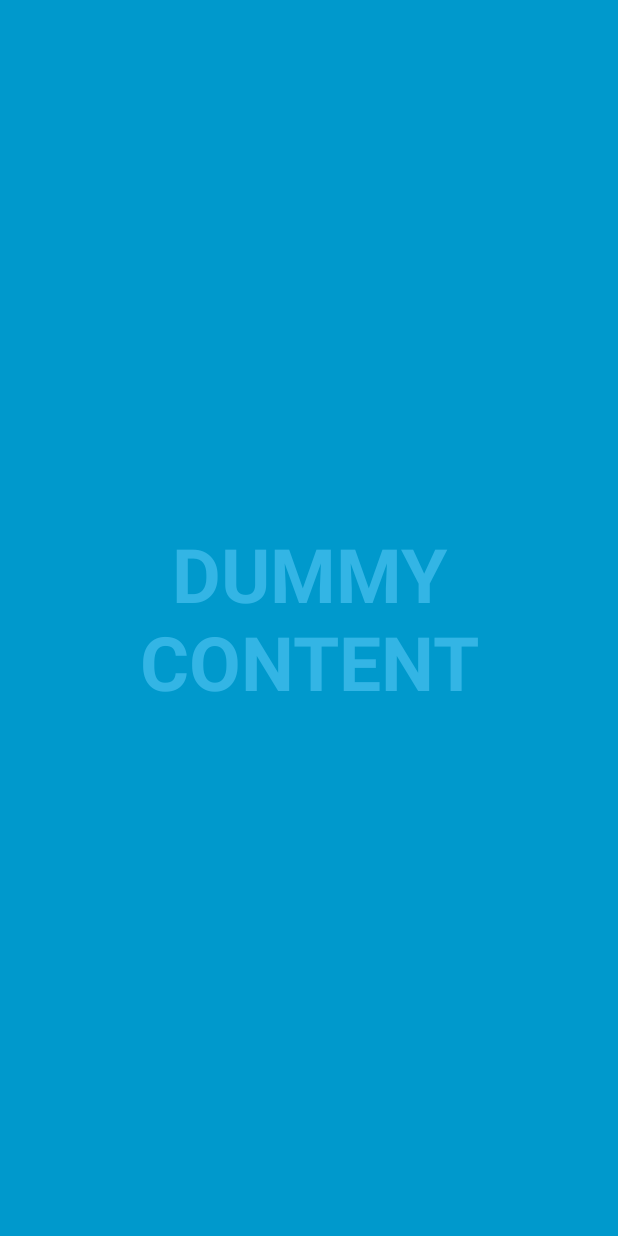
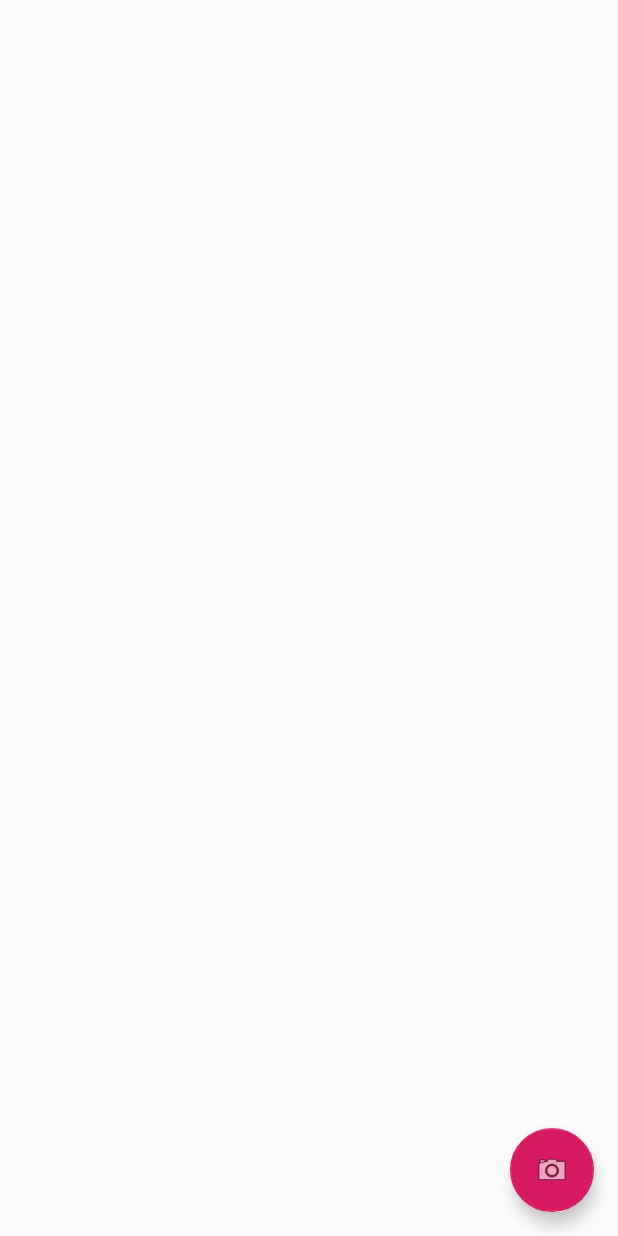
Before and after one commit to mpointner/Mobile_Face_Recognition, an Android app: the screen it shows after launch (FullscreenActivity before the commit, MainActivity after it), on a phone screen of 412 x 824 dp. Run offline under Robolectric (Android 15) with nearby library versions, the phone set to English and light mode, and no system bars.

Commit message:
Moved content from fullscreen activity to base activity type

```diff
--- a/app/build.gradle
+++ b/app/build.gradle
@@ -23,6 +23,8 @@ dependencies {
     implementation fileTree(dir: 'libs', include: ['*.jar'])
     implementation 'androidx.appcompat:appcompat:1.0.2'
     implementation 'androidx.legacy:legacy-support-v4:1.0.0'
+    implementation 'androidx.constraintlayout:constraintlayout:1.1.3'
+    implementation 'com.google.android.material:material:1.0.0'
     testImplementation 'junit:junit:4.12'
     androidTestImplementation 'androidx.test.ext:junit:1.1.0'
     androidTestImplementation 'androidx.test.espresso:espresso-core:3.1.1'
--- a/app/src/main/java/at/ac/tuwien/pointner/cvsp_mobile_face_recognition/FullscreenActivity.java
+++ /dev/null
@@ -1,178 +0,0 @@
-package at.ac.tuwien.pointner.cvsp_mobile_face_recognition;
-
-import android.annotation.SuppressLint;
-
-import androidx.appcompat.app.ActionBar;
-import androidx.appcompat.app.AppCompatActivity;
-
-import android.content.Intent;
-import android.os.Bundle;
-import android.os.Handler;
-import android.provider.MediaStore;
-import android.view.MotionEvent;
-import android.view.View;
-
-/**
- * An example full-screen activity that shows and hides the system UI (i.e.
- * status bar and navigation/system bar) with user interaction.
- */
-public class FullscreenActivity extends AppCompatActivity {
-    /**
-     * Whether or not the system UI should be auto-hidden after
-     * {@link #AUTO_HIDE_DELAY_MILLIS} milliseconds.
-     */
-    private static final boolean AUTO_HIDE = true;
-
-    /**
-     * If {@link #AUTO_HIDE} is set, the number of milliseconds to wait after
-     * user interaction before hiding the system UI.
-     */
-    private static final int AUTO_HIDE_DELAY_MILLIS = 3000;
-
-    /**
-     * Some older devices needs a small delay between UI widget updates
-     * and a change of the status and navigation bar.
-     */
-    private static final int UI_ANIMATION_DELAY = 300;
-    private final Handler mHideHandler = new Handler();
-    private View mContentView;
-    private final Runnable mHidePart2Runnable = new Runnable() {
-        @SuppressLint("InlinedApi")
-        @Override
-        public void run() {
-            // Delayed removal of status and navigation bar
-
-            // Note that some of these constants are new as of API 16 (Jelly Bean)
-            // and API 19 (KitKat). It is safe to use them, as they are inlined
-            // at compile-time and do nothing on earlier devices.
-            mContentView.setSystemUiVisibility(View.SYSTEM_UI_FLAG_LOW_PROFILE
-                    | View.SYSTEM_UI_FLAG_FULLSCREEN
-                    | View.SYSTEM_UI_FLAG_LAYOUT_STABLE
-                    | View.SYSTEM_UI_FLAG_IMMERSIVE_STICKY
-                    | View.SYSTEM_UI_FLAG_LAYOUT_HIDE_NAVIGATION
-                    | View.SYSTEM_UI_FLAG_HIDE_NAVIGATION);
-        }
-    };
-    private View mControlsView;
-    private final Runnable mShowPart2Runnable = new Runnable() {
-        @Override
-        public void run() {
-            // Delayed display of UI elements
-            ActionBar actionBar = getSupportActionBar();
-            if (actionBar != null) {
-                actionBar.show();
-            }
-            mControlsView.setVisibility(View.VISIBLE);
-        }
-    };
-    private boolean mVisible;
-    private final Runnable mHideRunnable = new Runnable() {
-        @Override
-        public void run() {
-            hide();
-        }
-    };
-    /**
-     * Touch listener to use for in-layout UI controls to delay hiding the
-     * system UI. This is to prevent the jarring behavior of controls going away
-     * while interacting with activity UI.
-     */
-    private final View.OnTouchListener mDelayHideTouchListener = new View.OnTouchListener() {
-        @Override
-        public boolean onTouch(View view, MotionEvent motionEvent) {
-            if (AUTO_HIDE) {
-                delayedHide(AUTO_HIDE_DELAY_MILLIS);
-            }
-            return false;
-        }
-    };
-
-    @Override
-    protected void onCreate(Bundle savedInstanceState) {
-        super.onCreate(savedInstanceState);
-
-        setContentView(R.layout.activity_fullscreen);
-
-        mVisible = true;
-        mControlsView = findViewById(R.id.fullscreen_content_controls);
-        mContentView = findViewById(R.id.fullscreen_content);
-
-
-        // Set up the user interaction to manually show or hide the system UI.
-        mContentView.setOnClickListener(new View.OnClickListener() {
-            @Override
-            public void onClick(View view) {
-                toggle();
-            }
-        });
-
-        // Upon interacting with UI controls, delay any scheduled hide()
-        // operations to prevent the jarring behavior of controls going away
-        // while interacting with the UI.
-        findViewById(R.id.dummy_button).setOnTouchListener(mDelayHideTouchListener);
-    }
-
-    @Override
-    protected void onPostCreate(Bundle savedInstanceState) {
-        super.onPostCreate(savedInstanceState);
-
-        // Trigger the initial hide() shortly after the activity has been
-        // created, to briefly hint to the user that UI controls
-        // are available.
-        delayedHide(100);
-    }
-
-    private void toggle() {
-        if (mVisible) {
-            hide();
-        } else {
-            show();
-        }
-    }
-
-    private void hide() {
-        // Hide UI first
-        ActionBar actionBar = getSupportActionBar();
-        if (actionBar != null) {
-            actionBar.hide();
-        }
-        mControlsView.setVisibility(View.GONE);
-        mVisible = false;
-
-        // Schedule a runnable to remove the status and navigation bar after a delay
-        mHideHandler.removeCallbacks(mShowPart2Runnable);
-        mHideHandler.postDelayed(mHidePart2Runnable, UI_ANIMATION_DELAY);
-    }
-
-    @SuppressLint("InlinedApi")
-    private void show() {
-        // Show the system bar
-        mContentView.setSystemUiVisibility(View.SYSTEM_UI_FLAG_LAYOUT_FULLSCREEN
-                | View.SYSTEM_UI_FLAG_LAYOUT_HIDE_NAVIGATION);
-        mVisible = true;
-
-        // Schedule a runnable to display UI elements after a delay
-        mHideHandler.removeCallbacks(mHidePart2Runnable);
-        mHideHandler.postDelayed(mShowPart2Runnable, UI_ANIMATION_DELAY);
-    }
-
-    /**
-     * Schedules a call to hide() in delay milliseconds, canceling any
-     * previously scheduled calls.
-     */
-    private void delayedHide(int delayMillis) {
-        mHideHandler.removeCallbacks(mHideRunnable);
-        mHideHandler.postDelayed(mHideRunnable, delayMillis);
-    }
-
-    static final int REQUEST_IMAGE_CAPTURE = 1;
-
-    public void takeIDPhoto(View view)
-    {
-        System.out.println("Intent");
-        Intent takePictureIntent = new Intent(MediaStore.ACTION_IMAGE_CAPTURE);
-        if (takePictureIntent.resolveActivity(getPackageManager()) != null) {
-            startActivityForResult(takePictureIntent, REQUEST_IMAGE_CAPTURE);
-        }
-    }
-}
--- /dev/null
+++ b/app/src/main/java/at/ac/tuwien/pointner/cvsp_mobile_face_recognition/MainActivity.java
@@ -0,0 +1,48 @@
+package at.ac.tuwien.pointner.cvsp_mobile_face_recognition;
+
+import android.content.Intent;
+import android.graphics.Bitmap;
+import android.os.Bundle;
+
+import com.google.android.material.floatingactionbutton.FloatingActionButton;
+import com.google.android.material.snackbar.Snackbar;
+
+import androidx.appcompat.app.AppCompatActivity;
+import androidx.appcompat.widget.Toolbar;
+
+import android.provider.MediaStore;
+import android.view.View;
+import android.widget.ImageView;
+
+public class MainActivity extends AppCompatActivity {
+
+    @Override
+    protected void onCreate(Bundle savedInstanceState) {
+        super.onCreate(savedInstanceState);
+        setContentView(R.layout.activity_main);
+    }
+
+
+    static final int REQUEST_IMAGE_CAPTURE = 1;
+
+    public void takeIDPhoto(View view)
+    {
+        System.out.println("Intent");
+        Intent takePictureIntent = new Intent(MediaStore.ACTION_IMAGE_CAPTURE);
+        if (takePictureIntent.resolveActivity(getPackageManager()) != null) {
+            startActivityForResult(takePictureIntent, REQUEST_IMAGE_CAPTURE);
+        }
+    }
+
+    public ImageView imageView;
+
+    @Override
+    protected void onActivityResult(int requestCode, int resultCode, Intent data) {
+        if (requestCode == REQUEST_IMAGE_CAPTURE && resultCode == RESULT_OK) {
+            Bundle extras = data.getExtras();
+            Bitmap imageBitmap = (Bitmap) extras.get("data");
+            imageView = (ImageView) findViewById(R.id.imageView);
+            imageView.setImageBitmap(imageBitmap);
+        }
+    }
+}
--- a/app/src/main/res/layout/activity_fullscreen.xml
+++ /dev/null
@@ -1,53 +0,0 @@
-<?xml version="1.0" encoding="utf-8"?>
-<FrameLayout xmlns:android="http://schemas.android.com/apk/res/android"
-    xmlns:tools="http://schemas.android.com/tools"
-    android:layout_width="match_parent"
-    android:layout_height="match_parent"
-    android:background="#0099cc"
-    tools:context=".FullscreenActivity">
-
-    <!-- The primary full-screen view. This can be replaced with whatever view
-         is needed to present your content, e.g. VideoView, SurfaceView,
-         TextureView, etc. -->
-    <TextView
-        android:id="@+id/fullscreen_content"
-        android:layout_width="match_parent"
-        android:layout_height="match_parent"
-        android:gravity="center"
-        android:keepScreenOn="true"
-        android:text="@string/dummy_content"
-        android:textColor="#33b5e5"
-        android:textSize="50sp"
-        android:textStyle="bold" />
-
-    <!-- This FrameLayout insets its children based on system windows using
-         android:fitsSystemWindows. -->
-    <FrameLayout
-        android:layout_width="match_parent"
-        android:layout_height="match_parent"
-        android:fitsSystemWindows="true">
-
-        <LinearLayout
-            android:id="@+id/fullscreen_content_controls"
-            style="?metaButtonBarStyle"
-            android:layout_width="match_parent"
-            android:layout_height="wrap_content"
-            android:layout_gravity="bottom|center_horizontal"
-            android:background="@color/black_overlay"
-            android:orientation="horizontal"
-            tools:ignore="UselessParent">
-
-            <Button
-                android:id="@+id/dummy_button"
-                style="?metaButtonBarButtonStyle"
-                android:layout_width="0dp"
-                android:layout_height="wrap_content"
-                android:layout_weight="1"
-                android:onClick="takeIDPhoto"
-                android:text="@string/dummy_button" />
-
-        </LinearLayout>
-
-    </FrameLayout>
-
-</FrameLayout>
--- /dev/null
+++ b/app/src/main/res/layout/activity_main.xml
@@ -0,0 +1,41 @@
+<?xml version="1.0" encoding="utf-8"?>
+<androidx.coordinatorlayout.widget.CoordinatorLayout xmlns:android="http://schemas.android.com/apk/res/android"
+    xmlns:app="http://schemas.android.com/apk/res-auto"
+    xmlns:tools="http://schemas.android.com/tools"
+    android:layout_width="match_parent"
+    android:layout_height="match_parent"
+    tools:context=".MainActivity">
+
+    <!--
+    <com.google.android.material.appbar.AppBarLayout
+        android:layout_width="match_parent"
+        android:layout_height="wrap_content"
+        android:theme="@style/AppTheme.AppBarOverlay">
+
+        <androidx.appcompat.widget.Toolbar
+            android:id="@+id/toolbar"
+            android:layout_width="match_parent"
+            android:layout_height="?attr/actionBarSize"
+            android:background="?attr/colorPrimary"
+            app:popupTheme="@style/AppTheme.PopupOverlay" />
+
+    </com.google.android.material.appbar.AppBarLayout>
+    -->
+
+    <ImageView
+        android:id="@+id/imageView"
+        android:layout_width="match_parent"
+        android:layout_height="match_parent"
+        android:gravity="center"
+        android:keepScreenOn="true" />
+
+    <com.google.android.material.floatingactionbutton.FloatingActionButton
+        android:id="@+id/fab"
+        android:layout_width="wrap_content"
+        android:layout_height="wrap_content"
+        android:layout_gravity="bottom|end"
+        android:layout_margin="@dimen/fab_margin"
+        android:onClick="takeIDPhoto"
+        app:srcCompat="@android:drawable/ic_menu_camera" />
+
+</androidx.coordinatorlayout.widget.CoordinatorLayout>
--- /dev/null
+++ b/app/src/main/res/values/dimens.xml
@@ -0,0 +1,3 @@
+<resources>
+    <dimen name="fab_margin">16dp</dimen>
+</resources>
--- a/app/src/main/res/values/strings.xml
+++ b/app/src/main/res/values/strings.xml
@@ -3,4 +3,6 @@
 
     <string name="dummy_button">Dummy Button</string>
     <string name="dummy_content">DUMMY\nCONTENT</string>
+    <string name="imageview_placeholder">Preview of Camera Image</string>
+    <string name="title_activity_main">MainActivity</string>
 </resources>
--- a/app/src/main/res/values/styles.xml
+++ b/app/src/main/res/values/styles.xml
@@ -20,4 +20,13 @@
         <item name="android:background">@color/black_overlay</item>
     </style>
 
+    <style name="AppTheme.NoActionBar">
+        <item name="windowActionBar">false</item>
+        <item name="windowNoTitle">true</item>
+    </style>
+
+    <style name="AppTheme.AppBarOverlay" parent="ThemeOverlay.AppCompat.Dark.ActionBar" />
+
+    <style name="AppTheme.PopupOverlay" parent="ThemeOverlay.AppCompat.Light" />
+
 </resources>
```
Also changed, not shown: app/src/main/AndroidManifest.xml (+5 -5 lines).
